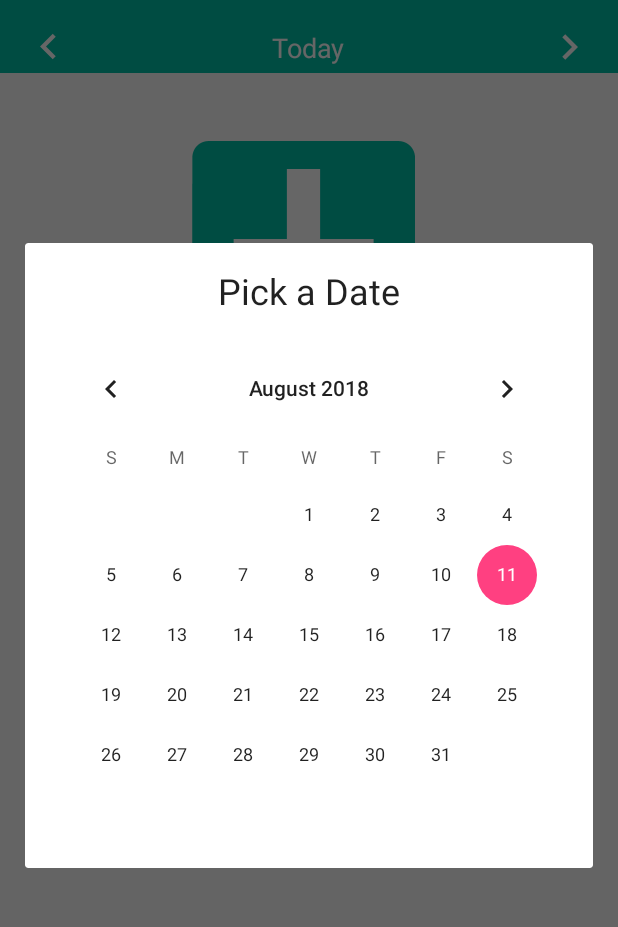
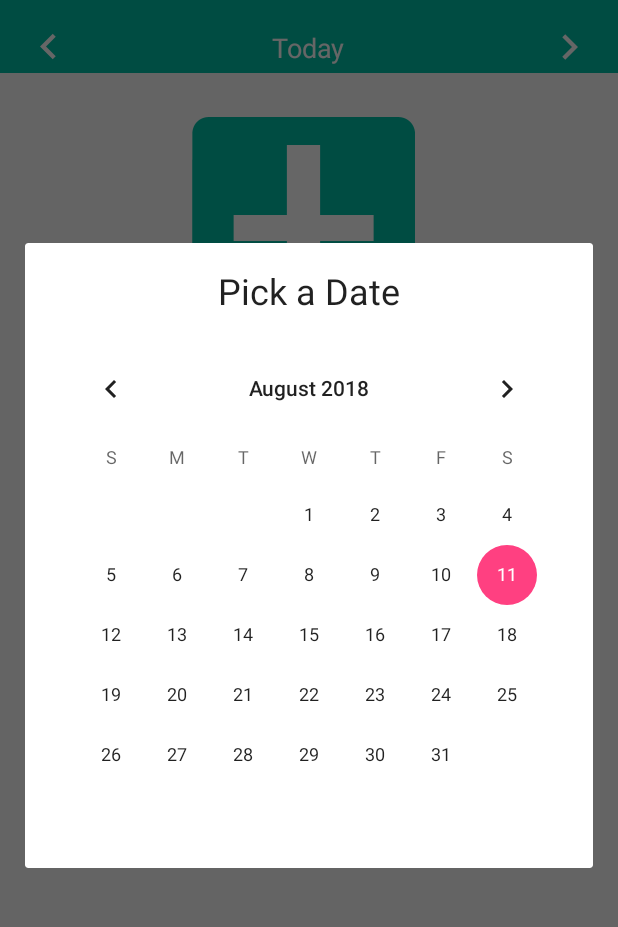
Before and after one commit to ChandlerAHayes/Lens-to-Fork, an Android app: the screen it shows after launch (DiaryActivity), after a tap on "Today", on a phone screen of 412 x 824 dp, the part 62-989 px from its top. Run offline under Robolectric (Android 15) with nearby library versions, the phone set to English and light mode, and no system bars; our stand-ins replace Picasso; pictures from the network do not load.

Commit message:
Minor changes

```diff
--- a/App/app/src/main/res/layout/custom_entry.xml
+++ b/App/app/src/main/res/layout/custom_entry.xml
@@ -10,8 +10,6 @@
         android:layout_width="wrap_content"
         android:layout_height="wrap_content"
         android:layout_below="@+id/txt_title"
-        android:layout_marginBottom="10dp"
-        android:layout_marginTop="5dp"
         android:adjustViewBounds="true"
         android:scaleType="centerCrop"
         android:src="@drawable/add_entry_teal" />
@@ -22,7 +20,7 @@
         android:layout_height="wrap_content"
         android:layout_centerHorizontal="true"
         android:textColor="@android:color/black"
-        android:textSize="18sp" />
+        android:textSize="14sp" />
 
     <TextView
         android:id="@+id/txt_caption"
--- a/App/app/src/main/res/layout/fragment_diary.xml
+++ b/App/app/src/main/res/layout/fragment_diary.xml
@@ -8,7 +8,7 @@
     <TableRow
         android:layout_width="match_parent"
         android:layout_height="match_parent"
-        android:layout_marginTop="15dp"
+        android:layout_marginTop="10dp"
         android:gravity="center">
 
         <include
```
Also changed, not shown: App/app/src/main/java/picture/diary/lenstofork/Diary/EntryFormsActivity.java (+7 -1 lines).
